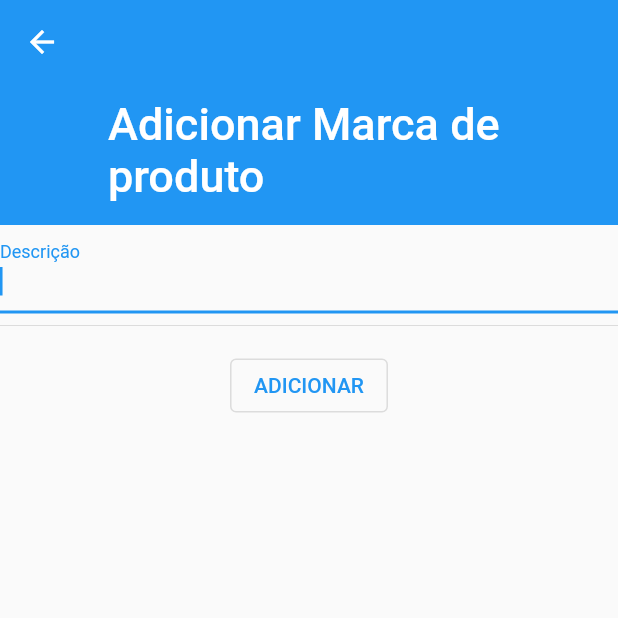
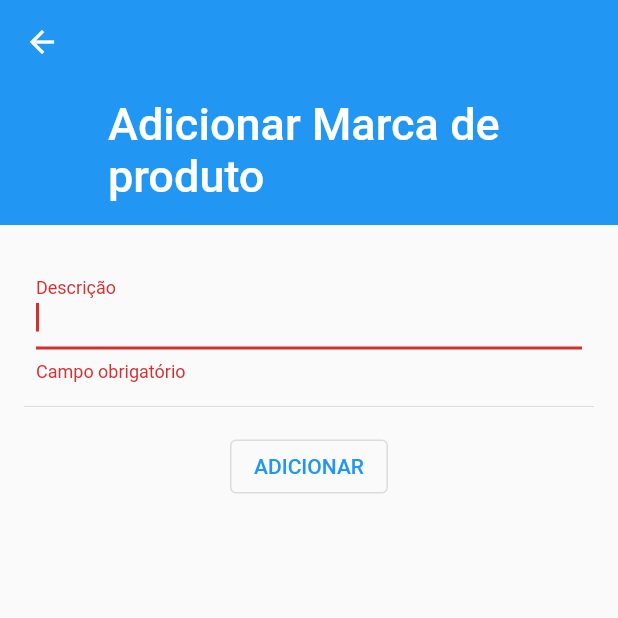
Before and after one commit to leonardojribeiro/controle_estoque_e_ordem_servico, a Flutter app: the ProductBrandFormPage screen opened by its route, after a tap on "ADICIONAR", on a phone screen of 412 x 824 dp, the top half of it. Run offline on Flutter 3.47's test engine with Material 2 defaults, Android fonts, the phone set to English and light mode, and no system bars; our stand-ins replace dio, firebase_auth, firebase_core, flutter_modular, flutter_triple; missing offline and left inert: flutter_text_field; accounts and stored records are empty; network calls fail.

Commit message:
corrections form

```diff
--- a/controle_de_estoque_e_os/lib/modules/product/pages/product_form_page.dart
+++ b/controle_de_estoque_e_os/lib/modules/product/pages/product_form_page.dart
@@ -83,7 +83,7 @@ class _ProductFormPageState extends ModularState<ProductFormPage, ProductStore>
         store: store,
         onLoading: (context) => loading,
         onState: (context, state) {
-          if (!firstRenderFired) {
+          if (!firstRenderFired && widget.productId != null) {
             firstRenderFired = true;
             return loading;
           }
@@ -99,6 +99,8 @@ class _ProductFormPageState extends ModularState<ProductFormPage, ProductStore>
             slivers: [
               if (state.typesAndBrands?.productTypes.isNotEmpty == true)
                 SliverToBoxAdapter(
+                  child: Padding(
+                    padding: const EdgeInsets.all(16.0),
                     child: Form(
                       key: formKey,
                       child: Column(
@@ -229,6 +231,7 @@ class _ProductFormPageState extends ModularState<ProductFormPage, ProductStore>
                         ],
                       ),
                     ),
+                  ),
                 )
               else
                 SliverToBoxAdapter(
--- a/controle_de_estoque_e_os/lib/modules/product_brand/pages/product_brand_form_page.dart
+++ b/controle_de_estoque_e_os/lib/modules/product_brand/pages/product_brand_form_page.dart
@@ -12,6 +12,17 @@ class ProductBrandFormPage extends StatefulWidget {
 
 class _ProductBrandFormPageState extends ModularState<ProductBrandFormPage, ProductBrandStore> {
   final descriptionController = TextEditingController();
+  final formKey = GlobalKey<FormState>();
+
+  Future<void> _handleSaveButtonPressed() async {
+    if (formKey.currentState?.validate() == true) {
+      if (await store.create(
+        description: descriptionController.text,
+      )) {
+        Modular.to.pop();
+      }
+    }
+  }
 
   @override
   Widget build(BuildContext context) {
@@ -19,25 +30,27 @@ class _ProductBrandFormPageState extends ModularState<ProductBrandFormPage, Prod
       appBarTitle: 'Adicionar Marca de produto',
       slivers: [
         SliverToBoxAdapter(
+          child: Padding(
+            padding: const EdgeInsets.all(16.0),
+            child: Form(
+              key: formKey,
               child: Column(
                 children: [
-              TextFormField(
+                  Padding(
+                    padding: const EdgeInsets.all(8.0),
+                    child: TextFormField(
                       autofocus: true,
                       controller: descriptionController,
                       decoration: InputDecoration(labelText: 'Descrição'),
+                      validator: (value) => value?.isEmpty == true ? 'Campo obrigatório' : null,
+                    ),
                   ),
                   Divider(),
                   Padding(
                     padding: const EdgeInsets.all(8.0),
                     child: Center(
                       child: OutlinedButton(
-                    onPressed: () async {
-                      if (await store.create(
-                        description: descriptionController.text,
-                      )) {
-                        Modular.to.pop();
-                      }
-                    },
+                        onPressed: _handleSaveButtonPressed,
                         child: Text('ADICIONAR'),
                       ),
                     ),
@@ -45,6 +58,8 @@ class _ProductBrandFormPageState extends ModularState<ProductBrandFormPage, Prod
                 ],
               ),
             ),
+          ),
+        ),
       ],
     );
   }
```
Also changed, not shown: controle_de_estoque_e_os/lib/modules/client/pages/client_form_page.dart (+5 -2 lines), controle_de_estoque_e_os/lib/modules/product_type/pages/product_type_form_page.dart (+21 -6 lines). Lines whose indentation alone changed are shown as unchanged.
